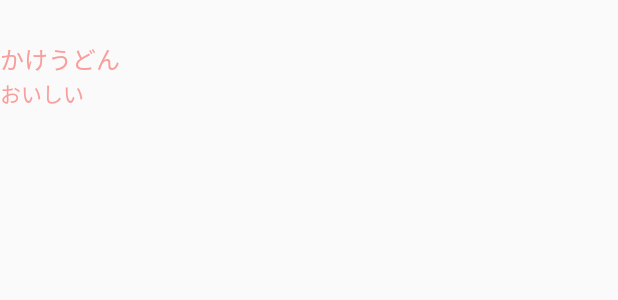
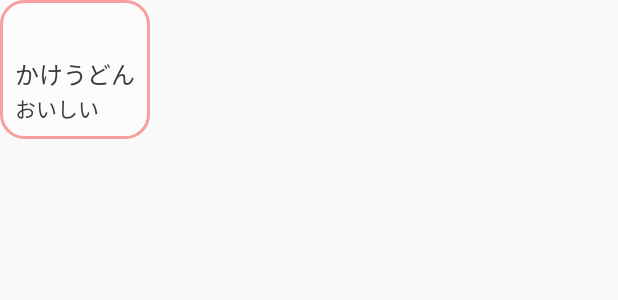
Before and after one commit to KaitoFurukawa/udonmap, an Android app: the layout infowindow_udonshop.xml on its own in the app's theme, with its tools: preview values and no code run, on a phone screen of 412 x 824 dp. Shown: the top 300 px of the screen. Run offline under Robolectric (Android 15) with nearby library versions, the phone set to English and light mode, and no system bars.

Commit message:
とりあえずローカルで動く状態

```diff
--- a/app/src/main/assets/udon_shop.json
+++ b/app/src/main/assets/udon_shop.json
@@ -13,7 +13,7 @@
     "lat": 34.309448,
     "lng": 133.821113,
     "jimoto_flag": true,
-    "recommend": "かけうどん",
+    "recommend": "釜玉うどん",
     "comment":"おいしい"
   },
   {
@@ -53,7 +53,7 @@
     "lat": 34.349348,
     "lng": 134.015145,
     "jimoto_flag": true,
-    "recommend": "かけうどん",
+    "recommend": "肉うどん",
     "comment":"おいしい"
   },
   {
--- a/app/src/main/java/com/hassyadai/udonmap/UdonshopInfowWndowViewer.java
+++ b/app/src/main/java/com/hassyadai/udonmap/UdonshopInfowWndowViewer.java
@@ -28,12 +28,6 @@ public class UdonshopInfowWndowViewer implements GoogleMap.InfoWindowAdapter {
     }
     @Override
     public View getInfoWindow(Marker marker) {
-        return null;
-    }
-
-    @Override
-    public View getInfoContents(Marker marker) {
-        Log.d("ろぐ","" + marker.getTitle());
         shopNameTextView.setText(marker.getTitle());
         recommendTextView.setText(marker.getSnippet());
         for(int i = 0;i < udonyaList.size();i++){
@@ -47,4 +41,11 @@ public class UdonshopInfowWndowViewer implements GoogleMap.InfoWindowAdapter {
         return infoWindowView;
     }
 
+    @Override
+    public View getInfoContents(Marker marker) {
+        Log.d("ろぐ","" + marker.getTitle());
+
+        return null;
+    }
+
 }
--- a/app/src/main/res/drawable/background_infowindow.xml
+++ b/app/src/main/res/drawable/background_infowindow.xml
@@ -1,13 +1,20 @@
 <?xml version="1.0" encoding="utf-8"?>
-<selector xmlns:android="http://schemas.android.com/apk/res/android">
+<shape
+    xmlns:android="http://schemas.android.com/apk/res/android"
+    android:shape="rectangle">
+    <solid
+        android:color="#55FFFFFF" />
     <stroke
-        android:height="2dp"
         android:width="2dp"
-        android:color="#00ff00"/>
-    <solid
-        android:color="#88ffff"
-        />
-
-
-
-</selector>
+        android:color="@color/colorPrimary" />
+    <corners
+        android:radius="15dp" />
+    <padding
+        android:left="10dp"
+        android:top="10dp"
+        android:right="10dp"
+        android:bottom="10dp" />
+    <size
+        android:height="30dp"
+        android:width="30dp" />
+</shape>
--- a/app/src/main/res/layout/infowindow_udonshop.xml
+++ b/app/src/main/res/layout/infowindow_udonshop.xml
@@ -12,13 +12,17 @@
         android:layout_height="wrap_content"
         android:textColor="@color/colorPrimary"
         android:textSize="20sp"
+        android:shadowColor="#000000"
+        android:shadowDx="2.0"
+        android:shadowDy="2.0"
+        android:shadowRadius="2.0"
         tools:text="" />
 
     <TextView
         android:id="@+id/recommendTextView"
         android:layout_width="wrap_content"
         android:layout_height="wrap_content"
-        android:textColor="@color/colorPrimary"
+        android:textColor="#3a3a3a"
         android:textSize="16sp"
         tools:text="かけうどん" />
 
@@ -26,7 +30,7 @@
         android:id="@+id/commentTextView"
         android:layout_width="wrap_content"
         android:layout_height="wrap_content"
-        android:textColor="@color/colorPrimary"
+        android:textColor="#3a3a3a"
         android:textSize="14sp"
         tools:text="おいしい"/>
 
```
